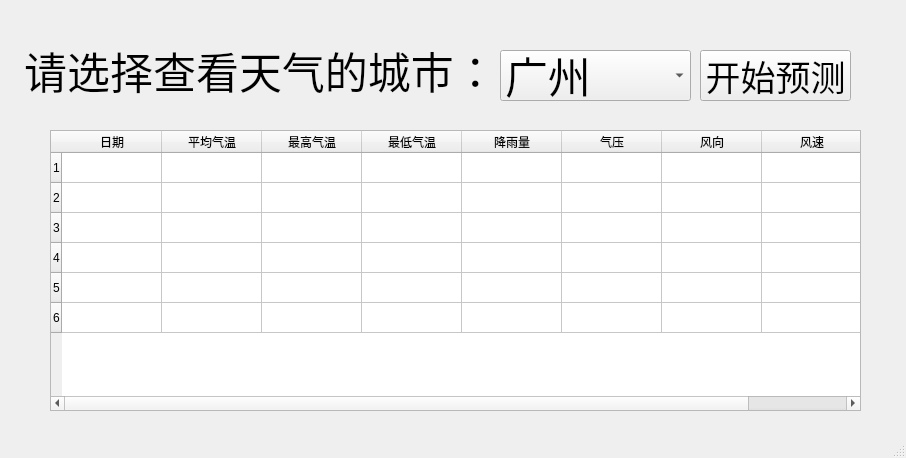
Routhleck/Weather-Predict, file Pre_Weather/Main.ui: the form before one commit.
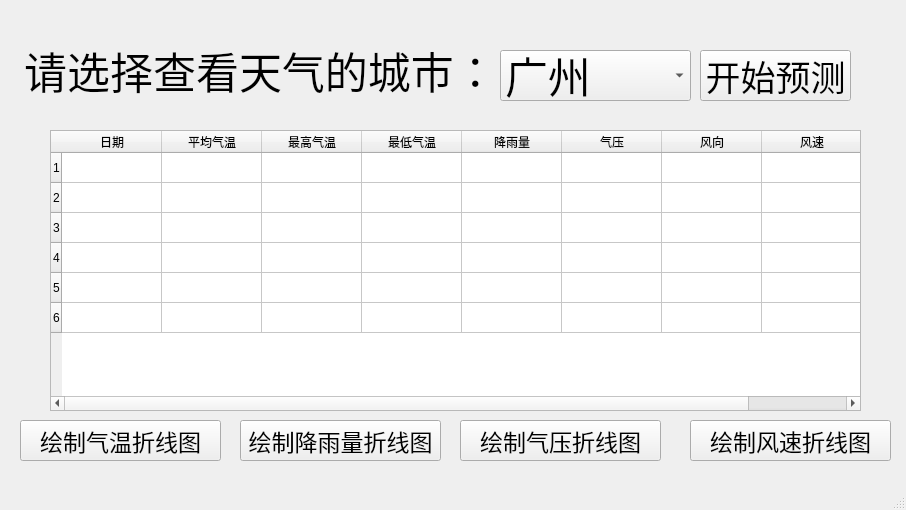
The form after the commit.

The edit to the form file:
```diff
--- a/Pre_Weather/Main.ui
+++ b/Pre_Weather/Main.ui
@@ -7,7 +7,7 @@
     <x>0</x>
     <y>0</y>
     <width>906</width>
-    <height>458</height>
+    <height>510</height>
    </rect>
   </property>
   <property name="windowTitle">
@@ -230,6 +230,82 @@
      <set>Qt::AlignCenter</set>
     </property>
    </widget>
+   <widget class="QPushButton" name="drawTemp">
+    <property name="geometry">
+     <rect>
+      <x>20</x>
+      <y>420</y>
+      <width>201</width>
+      <height>41</height>
+     </rect>
+    </property>
+    <property name="font">
+     <font>
+      <family>微软雅黑</family>
+      <pointsize>17</pointsize>
+     </font>
+    </property>
+    <property name="text">
+     <string>绘制气温折线图</string>
+    </property>
+   </widget>
+   <widget class="QPushButton" name="drawRain">
+    <property name="geometry">
+     <rect>
+      <x>240</x>
+      <y>420</y>
+      <width>201</width>
+      <height>41</height>
+     </rect>
+    </property>
+    <property name="font">
+     <font>
+      <family>微软雅黑</family>
+      <pointsize>17</pointsize>
+     </font>
+    </property>
+    <property name="text">
+     <string>绘制降雨量折线图</string>
+    </property>
+   </widget>
+   <widget class="QPushButton" name="drawPre">
+    <property name="geometry">
+     <rect>
+      <x>460</x>
+      <y>420</y>
+      <width>201</width>
+      <height>41</height>
+     </rect>
+    </property>
+    <property name="font">
+     <font>
+      <family>微软雅黑</family>
+      <pointsize>17</pointsize>
+     </font>
+    </property>
+    <property name="text">
+     <string>绘制气压折线图</string>
+    </property>
+   </widget>
+   <widget class="QPushButton" name="drawWindSp">
+    <property name="geometry">
+     <rect>
+      <x>690</x>
+      <y>420</y>
+      <width>201</width>
+      <height>41</height>
+     </rect>
+    </property>
+    <property name="font">
+     <font>
+      <family>微软雅黑</family>
+      <pointsize>17</pointsize>
+     </font>
+    </property>
+    <property name="text">
+     <string>绘制风速折线图</string>
+    </property>
+   </widget>
   </widget>
   <widget class="QMenuBar" name="menubar">
    <property name="geometry">
```
